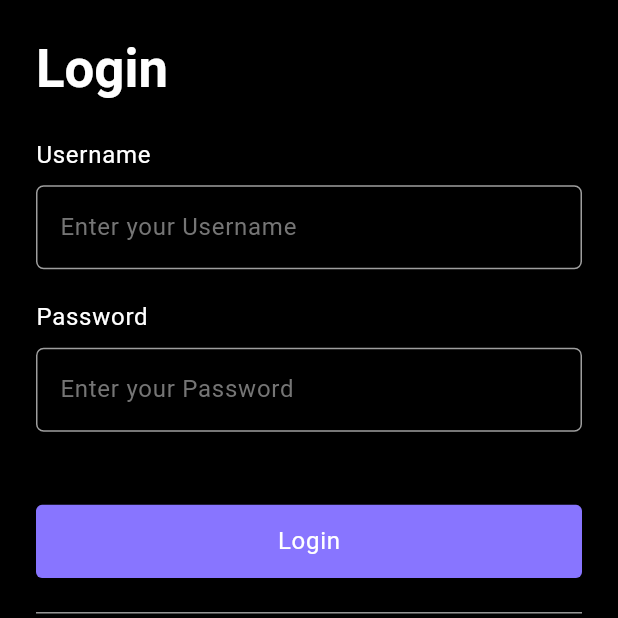
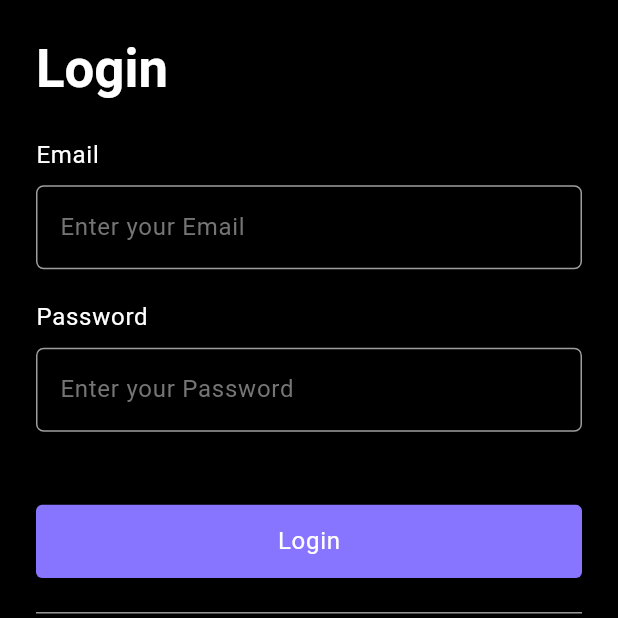
Before and after one commit to MrSevenOne/todo_app, a Flutter app: the LoginScreen screen opened directly, on a phone screen of 412 x 824 dp, the top half of it. Run offline on Flutter 3.47's test engine with Material 3 defaults, Android fonts, the phone set to English and light mode, and no system bars; our stand-ins replace flutter_animate, flutter_screenutil, hugeicons, page_transition.

Commit message:
login Screen UI

```diff
--- a/lib/presentation/screens/auth/login_screen.dart
+++ b/lib/presentation/screens/auth/login_screen.dart
@@ -1,5 +1,6 @@
 import 'package:flutter/material.dart';
 import 'package:flutter_screenutil/flutter_screenutil.dart';
+import 'package:provider/provider.dart';
 import 'package:todo_app/core/config/routes.dart';
 
 import '../../../core/config/constants.dart';
@@ -9,8 +10,12 @@ class LoginScreen extends StatelessWidget {
 
   @override
   Widget build(BuildContext context) {
+    TextEditingController _emailController = TextEditingController();
+    TextEditingController _passwordController = TextEditingController();
     return Scaffold(
-      body: SingleChildScrollView(
+      body: Consumer(
+        builder: (context, provider, child) {
+          return SingleChildScrollView(
             child: Padding(
               padding: EdgeInsets.all(deffaultPadding),
               child: Column(
@@ -24,13 +29,14 @@ class LoginScreen extends StatelessWidget {
                   ),
                   SizedBox(height: 23.h),
                   Text(
-                'Username',
+                    'Email',
                     style: Theme.of(context).textTheme.bodyLarge,
                   ),
                   SizedBox(height: 8.h),
                   TextField(
+                    controller: _emailController,
                     decoration: InputDecoration(
-                  hintText: "Enter your Username",
+                      hintText: "Enter your Email",
                     ),
                     style: TextStyle(color: Colors.white),
                   ),
@@ -41,6 +47,7 @@ class LoginScreen extends StatelessWidget {
                   ),
                   SizedBox(height: 8.h),
                   TextField(
+                    controller: _passwordController,
                     decoration: InputDecoration(
                       hintText: "Enter your Password",
                     ),
@@ -110,6 +117,8 @@ class LoginScreen extends StatelessWidget {
                 ],
               ),
             ),
+          );
+        },
       ),
       bottomNavigationBar: Row(
         mainAxisAlignment: MainAxisAlignment.center,
@@ -126,7 +135,6 @@ class LoginScreen extends StatelessWidget {
               Navigator.pushNamed(
                 context,
                 AppRoutes.register,
-
               );
             },
             child: Text(
```
Lines whose indentation alone changed are shown as unchanged.
